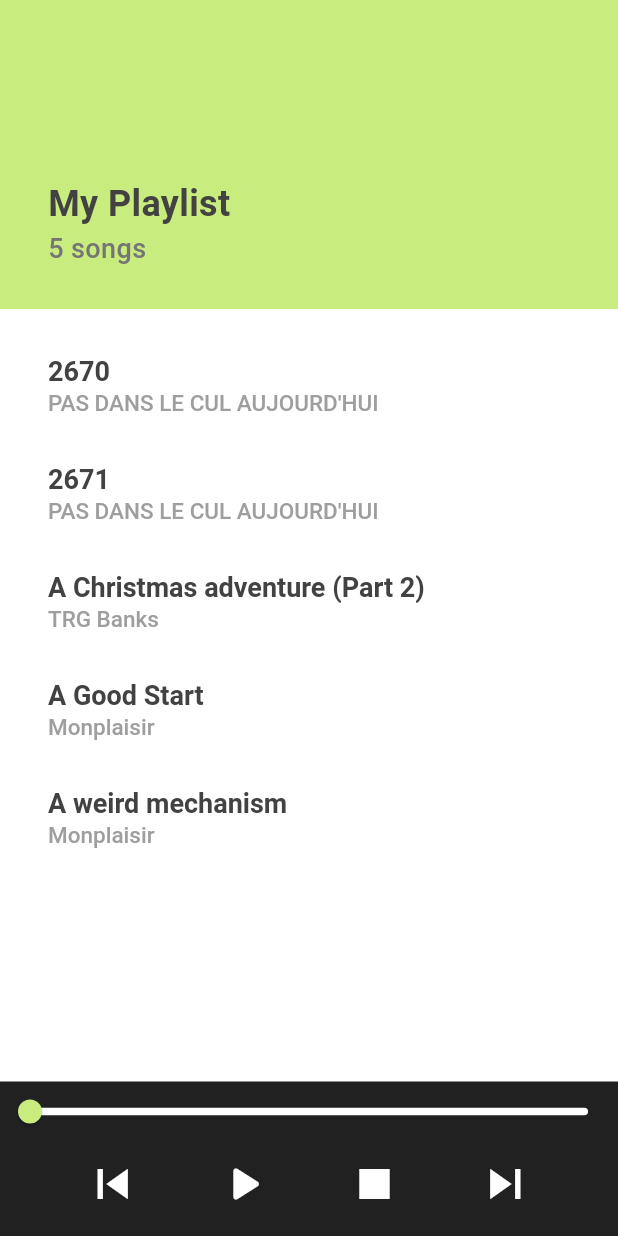
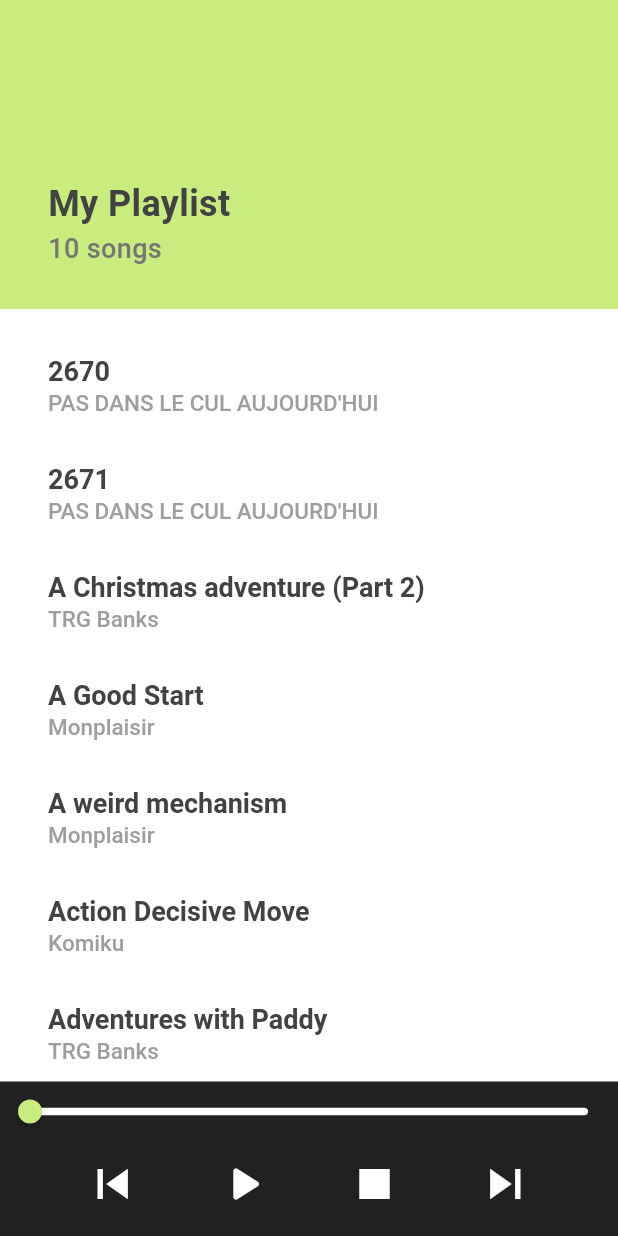
Before and after one commit to hsser/audio_player_test, a Flutter app: the screen it shows after launch, on a phone screen of 412 x 824 dp. Run offline on Flutter 3.47's test engine with Material 3 defaults, Android fonts, the phone set to English and light mode, and no system bars; our stand-ins replace audioplayers, just_audio_background.

Commit message:
first  version

```diff
--- a/lib/model/song.dart
+++ b/lib/model/song.dart
@@ -1,13 +1,11 @@
 class Song {
   final String title;
   final String artist;
-  final Duration duration;
   final String url;
 
   Song({
     required this.title,
     required this.artist,
-    required this.duration,
     required this.url,
   });
 }
--- a/lib/model/song_repository.dart
+++ b/lib/model/song_repository.dart
@@ -5,35 +5,55 @@ class SongRepository {
     Song(
       title: '2670',
       artist: "PAS DANS LE CUL AUJOURD'HUI",
-      duration: const Duration(minutes: 4, seconds: 40),
       url:
           'https://s3.amazonaws.com/citizen-dj-assets.labs.loc.gov/audio/items/loc-fma/fma-164754.mp3',
     ),
     Song(
       title: '2671',
       artist: "PAS DANS LE CUL AUJOURD'HUI",
-      duration: const Duration(minutes: 6, seconds: 42),
       url:
           'https://s3.amazonaws.com/citizen-dj-assets.labs.loc.gov/audio/items/loc-fma/fma-164755.mp3',
     ),
     Song(
       title: 'A Christmas adventure (Part 2)',
       artist: 'TRG Banks',
-      duration: const Duration(minutes: 2, seconds: 39),
       url:
           'https://s3.amazonaws.com/citizen-dj-assets.labs.loc.gov/audio/items/loc-fma/fma-184032.mp3',
     ),
     Song(
         title: 'A Good Start',
         artist: 'Monplaisir',
-        duration: const Duration(seconds: 54),
         url:
             'https://s3.amazonaws.com/citizen-dj-assets.labs.loc.gov/audio/items/loc-fma/fma-182157.mp3'),
     Song(
         title: 'A weird mechanism',
         artist: 'Monplaisir',
-        duration: const Duration(minutes: 2, seconds: 36),
         url:
             'https://s3.amazonaws.com/citizen-dj-assets.labs.loc.gov/audio/items/loc-fma/fma-162973.mp3'),
+    Song(
+        title: 'Action Decisive Move',
+        artist: 'Komiku',
+        url:
+            'https://s3.amazonaws.com/citizen-dj-assets.labs.loc.gov/audio/items/loc-fma/fma-155584.mp3'),
+    Song(
+        title: 'Adventures with Paddy',
+        artist: 'TRG Banks',
+        url:
+            'https://s3.amazonaws.com/citizen-dj-assets.labs.loc.gov/audio/items/loc-fma/fma-174838.mp3'),
+    Song(
+        title: 'Aimer les fourmis',
+        artist: 'Monplaisir',
+        url:
+            'https://s3.amazonaws.com/citizen-dj-assets.labs.loc.gov/audio/items/loc-fma/fma-140809.mp3'),
+    Song(
+        title: 'Allegro Can Bro (Beethoven Symphony No.5)',
+        artist: 'Mons J',
+        url:
+            'https://s3.amazonaws.com/citizen-dj-assets.labs.loc.gov/audio/items/loc-fma/fma-116584.mp3'),
+    Song(
+        title: 'Ambiant Point Of No Return',
+        artist: 'Komiku',
+        url:
+            'https://s3.amazonaws.com/citizen-dj-assets.labs.loc.gov/audio/items/loc-fma/fma-155586.mp3'),
   ];
 }
--- a/lib/my_audio_player.dart
+++ b/lib/my_audio_player.dart
@@ -14,6 +14,7 @@ class _MyPlayerState extends State<MyAudioPlayer> {
   AudioPlayer audioPlayer = AudioPlayer();
   PlayerState playerState = PlayerState.paused;
   Duration currentPosition = const Duration();
+  Duration currentDuration = const Duration();
   Song? currentSong;
   int? currentSongIndex;
 
@@ -35,6 +36,13 @@ class _MyPlayerState extends State<MyAudioPlayer> {
       });
     });
 
+    // Listen to the duration changes of the current song
+    audioPlayer.onDurationChanged.listen((Duration duration) {
+      setState(() {
+        currentDuration = duration;
+      });
+    });
+
     // Set the first song as the current song
     currentSong = SongRepository.songs.first;
     // currentSongIndex = 0;
@@ -42,6 +50,7 @@ class _MyPlayerState extends State<MyAudioPlayer> {
 
   @override
   void dispose() {
+    print('dispose!');
     super.dispose(); // Call the super class
     audioPlayer.stop(); // Stop the audio player
     audioPlayer.dispose(); // Dispose the audio player
@@ -49,6 +58,7 @@ class _MyPlayerState extends State<MyAudioPlayer> {
   }
 
   Future<void> playMusic() async {
+    //print('Duration: $currentDuration');
     currentSongIndex ??= 0; // used to trigger the tile selection color
     await audioPlayer.play(UrlSource(currentSong!.url));
   }
@@ -197,7 +207,7 @@ class _MyPlayerState extends State<MyAudioPlayer> {
                   child: Slider(
                     value: currentPosition.inSeconds.toDouble(),
                     min: 0,
-                    max: currentSong!.duration.inSeconds.toDouble(),
+                    max: currentDuration.inSeconds.toDouble(),
                     label: currentPosition
                         .toString() // 0:00:00.000000
                         .split('.') // [0:00:00, 000000]
```
Also changed, not shown: lib/main.dart (+7 -1 lines), pubspec.yaml (+4 -4 lines), pubspec.lock, 3 other files.
